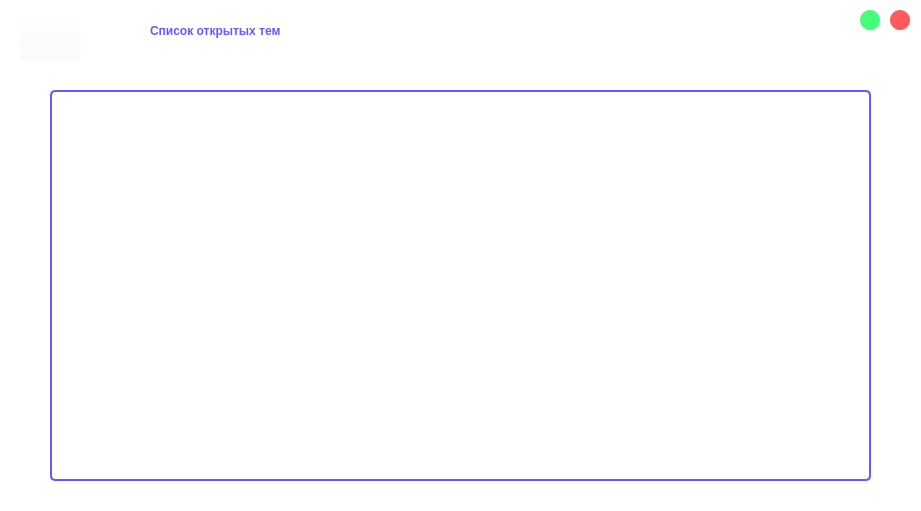
Old version of the form project/list_of_themes.ui in the repository AssasinNik/meow.
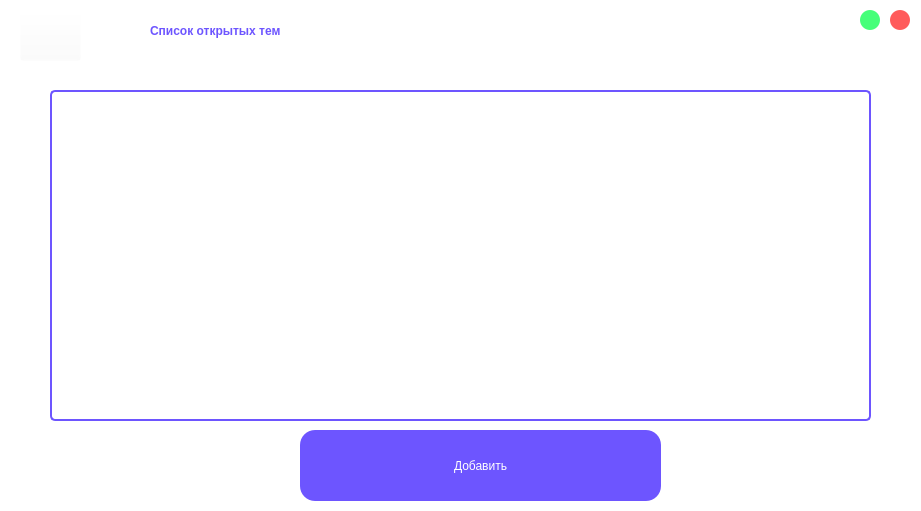
New version of the form. Icons and pictures are not drawn.

```diff
--- a/project/list_of_themes.ui
+++ b/project/list_of_themes.ui
@@ -112,7 +112,7 @@
      <x>50</x>
      <y>90</y>
      <width>821</width>
-     <height>391</height>
+     <height>331</height>
     </rect>
    </property>
    <property name="styleSheet">
@@ -187,6 +187,40 @@
 }</string>
    </property>
   </widget>
+  <widget class="QPushButton" name="pushButton">
+   <property name="geometry">
+    <rect>
+     <x>300</x>
+     <y>430</y>
+     <width>361</width>
+     <height>71</height>
+    </rect>
+   </property>
+   <property name="autoFillBackground">
+    <bool>false</bool>
+   </property>
+   <property name="styleSheet">
+    <string notr="true">QPushButton{
+	color: rgb(255, 255, 255);
+	background-color: #6D55FF;
+	border-radius: 15px; 
+	font: 75 25pt &quot;Karla&quot; bold;
+	border: 2px;
+}
+QPushButton:pressed{
+	background-color: #A597FF;
+}</string>
+   </property>
+   <property name="text">
+    <string>Добавить</string>
+   </property>
+   <property name="default">
+    <bool>false</bool>
+   </property>
+   <property name="flat">
+    <bool>false</bool>
+   </property>
+  </widget>
  </widget>
  <resources>
   <include location="greeting.qrc"/>
```
